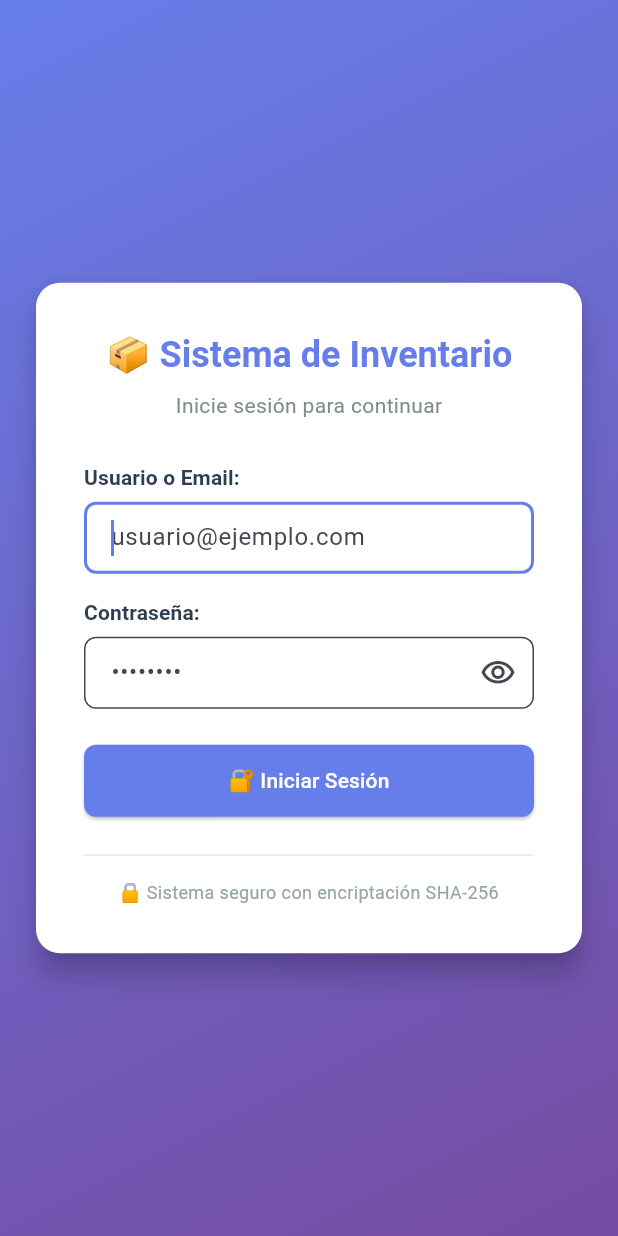
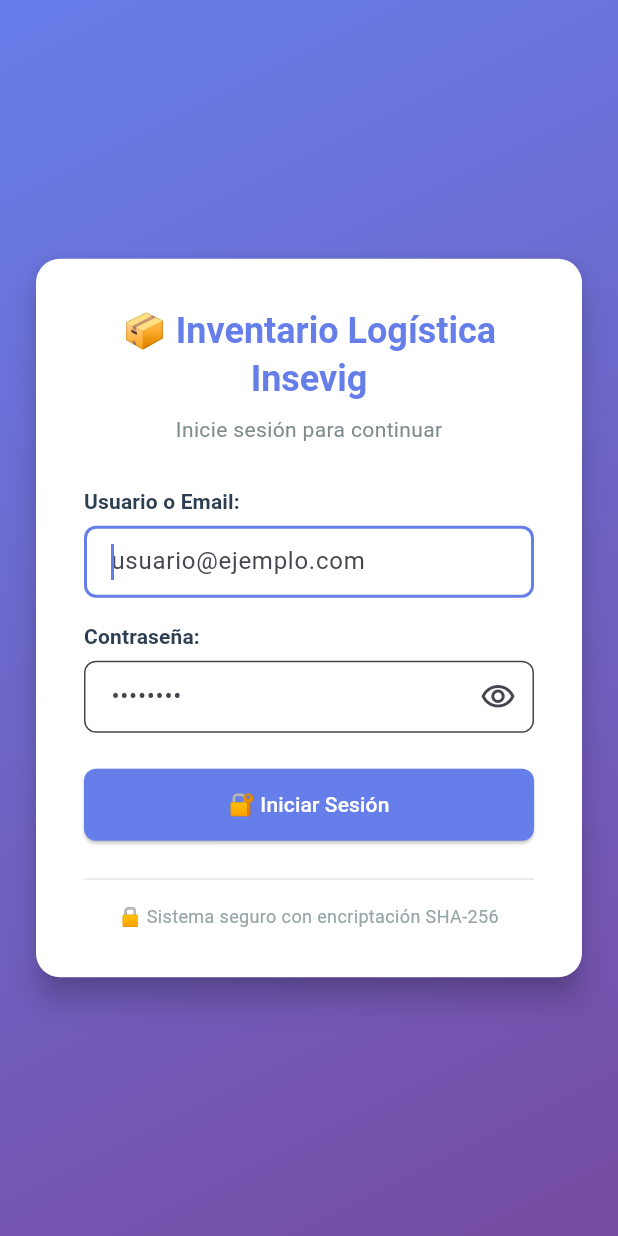
Before and after one commit to Alcano3520/sistema-inventario-logistica, a Flutter app: the screen it shows after launch, on a phone screen of 412 x 824 dp. Run offline on Flutter 3.47's test engine with Material 3 defaults, Android fonts, the phone set to English and light mode, and no system bars; our stand-ins replace flutter_dotenv, flutter_riverpod, pdf, signature, supabase_flutter; missing offline and left inert: excel, postgrest; accounts and stored records are empty.

Commit message:
Renombrar app a "Inventario Logística Insevig"
- Nombre general de la app (label Android, título, web) actualizado
- El módulo actual sigue identificándose como INVENTARIO_BARCOS dentro
  del selector, ya que se sumarán más inventarios más adelante
- Íconos regenerados también para la versión web

```diff
--- a/app/lib/features/auth/presentation/login_screen.dart
+++ b/app/lib/features/auth/presentation/login_screen.dart
@@ -70,7 +70,7 @@ class _LoginScreenState extends ConsumerState<LoginScreen> {
                       mainAxisSize: MainAxisSize.min,
                       children: [
                         Text(
-                          '📦 Sistema de Inventario',
+                          '📦 Inventario Logística Insevig',
                           style: Theme.of(context).textTheme.headlineSmall?.copyWith(
                                 fontWeight: FontWeight.bold,
                                 color: AppColors.primary,
--- a/app/lib/features/selector/presentation/selector_screen.dart
+++ b/app/lib/features/selector/presentation/selector_screen.dart
@@ -26,7 +26,7 @@ class SelectorScreen extends ConsumerWidget {
                 children: [
                   const Expanded(
                     child: Text(
-                      '📦 Sistema de Inventario',
+                      '📦 Inventario Logística Insevig',
                       style: TextStyle(color: Colors.white, fontSize: 20, fontWeight: FontWeight.bold),
                     ),
                   ),
--- a/app/lib/main.dart
+++ b/app/lib/main.dart
@@ -19,7 +19,7 @@ class InventarioApp extends StatelessWidget {
   @override
   Widget build(BuildContext context) {
     return MaterialApp(
-      title: 'Sistema de Inventario',
+      title: 'Inventario Logística Insevig',
       debugShowCheckedModeBanner: false,
       theme: AppTheme.light(),
       home: const _AuthGate(),
--- a/app/pubspec.yaml
+++ b/app/pubspec.yaml
@@ -61,6 +61,11 @@ dev_dependencies:
 flutter_launcher_icons:
   android: true
   ios: false
+  web:
+    generate: true
+    image_path: "assets/icon/icon.png"
+    background_color: "#667EEA"
+    theme_color: "#667EEA"
   image_path: "assets/icon/icon.png"
   adaptive_icon_background: "#667EEA"
   adaptive_icon_foreground: "assets/icon/icon_foreground.png"
```
Also changed, not shown: 8 other files.
